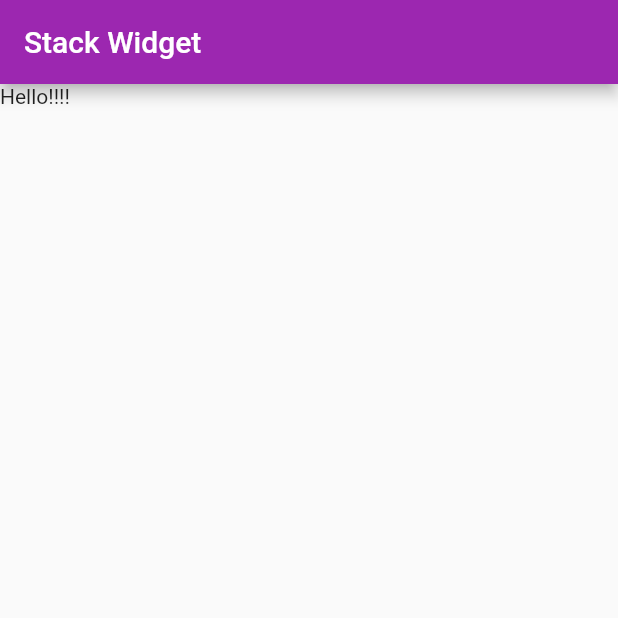
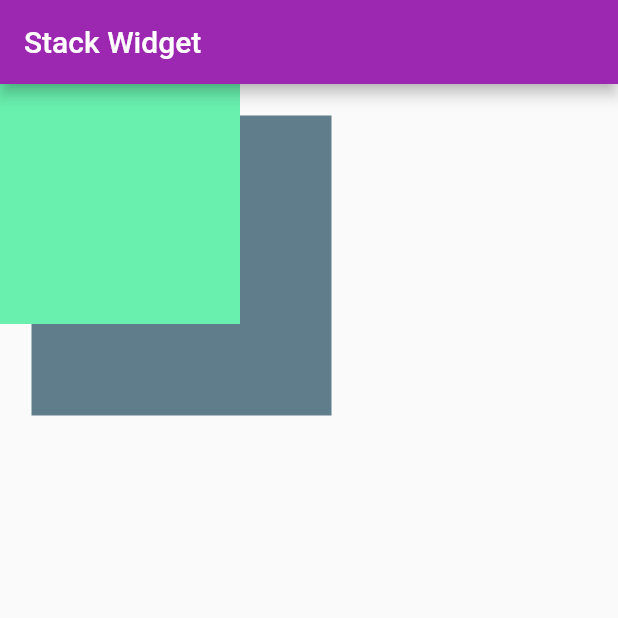
Before and after one commit to AkashBelekar2428/StackWidget_flutter, a Flutter app: the screen it shows after launch, on a phone screen of 412 x 824 dp, the top half of it. Run offline on Flutter 3.47's test engine with Material 2 defaults, Android fonts, the phone set to English and light mode, and no system bars.

```diff
--- a/lib/main.dart
+++ b/lib/main.dart
@@ -25,7 +25,28 @@ class stackScreen extends StatelessWidget{
      appBar: AppBar(
        title: Text("Stack Widget"),
      ),
-     body: Text("Hello!!!!"),
+     body: Container(
+       width: 300,
+       height: 300,
+       child: Stack(
+         children: [
+           Positioned(
+             left: 21,
+             top: 21,
+             child: Container(
+               width: 200,
+               height: 200,
+               color: Colors.blueGrey,
+             ),
+           ),
+           Container(
+             width: 160,
+             height: 160,
+             color: Colors.greenAccent,
+           )
+         ],
+       ),
+     ),
    );
   }
 }
```
